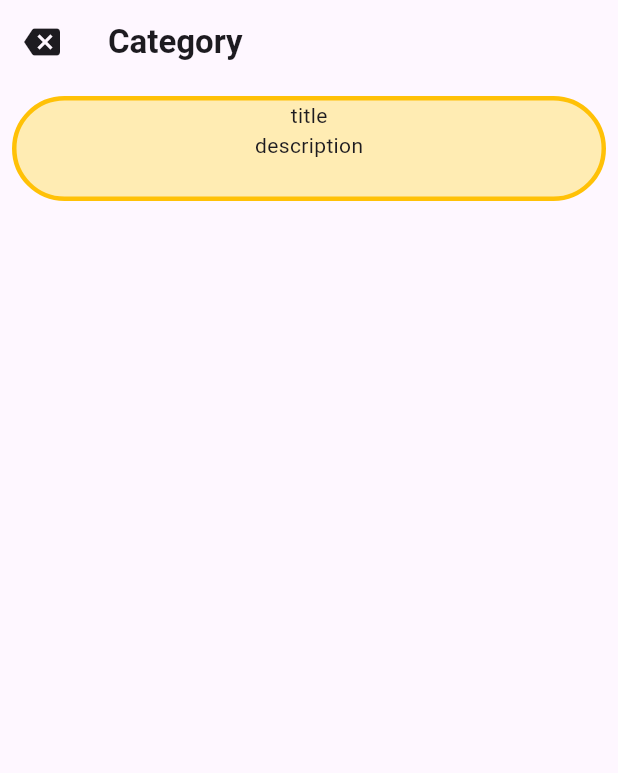
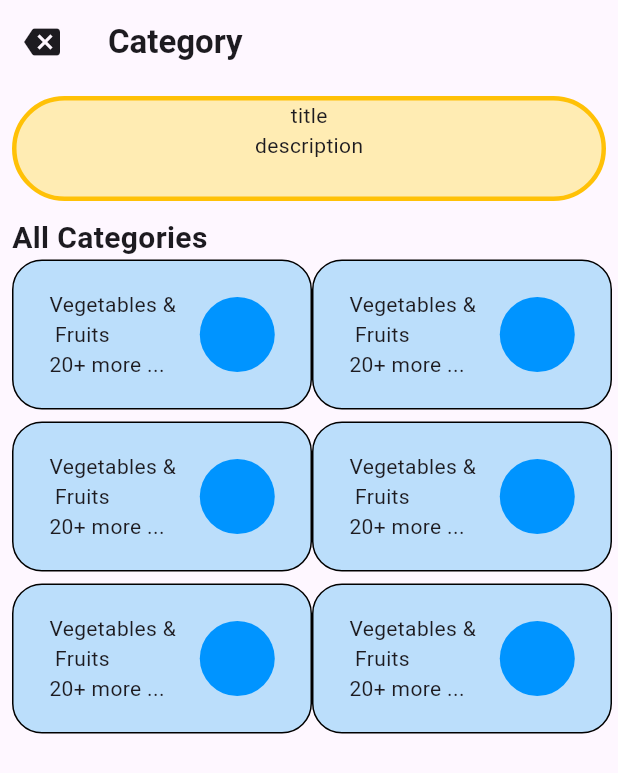
Before and after one commit to Ramesh-Kaushika/flutter_fund, a Flutter app: the screen it shows after launch, on a phone screen of 412 x 824 dp. Shown: the top 773 px of the screen. Run offline on Flutter 3.47's test engine with Material 3 defaults, Android fonts, the light colour scheme and no system bars.

Commit message:
done cat containor

```diff
--- a/lib/pages/category_page/category_page.dart
+++ b/lib/pages/category_page/category_page.dart
@@ -1,5 +1,6 @@
 import 'package:flutter/material.dart';
 import 'package:my_firstapp/pages/widgets/shared/notification_card.dart';
+import 'package:my_firstapp/widgets/cat_wid.dart';
 
 class CategoryPageWid extends StatelessWidget {
   const CategoryPageWid({super.key});
@@ -9,18 +10,80 @@ class CategoryPageWid extends StatelessWidget {
     return Scaffold(
       appBar: AppBar(
         leading: const Icon(Icons.backspace),
-        title: const Text("Category",
-        style: TextStyle(
-          fontWeight: FontWeight.bold
-        ),
+        title: const Text(
+          "Category",
+          style: TextStyle(fontWeight: FontWeight.bold),
         ),
       ),
       body: const SingleChildScrollView(
         child: Padding(
           padding: EdgeInsets.all(8.0),
           child: Column(
+            crossAxisAlignment: CrossAxisAlignment.start,
             children: [
               NotifiCard(),
+              SizedBox(
+                height: 10,
+              ),
+              Text(
+                "All Categories",
+                style: TextStyle(fontSize: 20, fontWeight: FontWeight.bold),
+              ),
+              Row(
+                mainAxisAlignment: MainAxisAlignment.spaceBetween,
+                children: [
+                  Column(
+                    children: [
+                      CatWid(
+                        title: 'Vegetables &\n Fruits',
+                        description: '20+ more ...',
+                        circleColor: Color(0xff0E00AC),
+                        mainCat: Color(0xff0094FF),
+                        miniCat: Colors.black,
+                      ),
+                      CatWid(
+                        title: 'Vegetables &\n Fruits',
+                        description: '20+ more ...',
+                        circleColor: Color(0xff0E00AC),
+                        mainCat: Color(0xff0094FF),
+                        miniCat: Colors.black,
+                      ),
+                      CatWid(
+                        title: 'Vegetables &\n Fruits',
+                        description: '20+ more ...',
+                        circleColor: Color(0xff0E00AC),
+                        mainCat: Color(0xff0094FF),
+                        miniCat: Colors.black,
+                      )
+                    ],
+                  ),
+                  Column(
+                    children: [
+                       CatWid(
+                        title: 'Vegetables &\n Fruits',
+                        description: '20+ more ...',
+                        circleColor: Color(0xff0E00AC),
+                        mainCat: Color(0xff0094FF),
+                        miniCat: Colors.black,
+                      ),
+                      CatWid(
+                        title: 'Vegetables &\n Fruits',
+                        description: '20+ more ...',
+                        circleColor: Color(0xff0E00AC),
+                        mainCat: Color(0xff0094FF),
+                        miniCat: Colors.black,
+                      ),
+                      CatWid(
+                        title: 'Vegetables &\n Fruits',
+                        description: '20+ more ...',
+                        circleColor: Color(0xff0E00AC),
+                        mainCat: Color(0xff0094FF),
+                        miniCat: Colors.black,
+                      )
+                    ],
+                  )
+                ],
+              )
             ],
           ),
         ),
--- /dev/null
+++ b/lib/widgets/cat_wid.dart
@@ -0,0 +1,47 @@
+import 'package:flutter/material.dart';
+
+class CatWid extends StatelessWidget {
+
+  final String title;
+  final String description;
+  final Color circleColor;
+  final Color mainCat;
+  final Color miniCat;
+
+  const CatWid({super.key, required this.title, required this.description, required this.circleColor, required this.mainCat, required this.miniCat});
+
+  @override
+  Widget build(BuildContext context) {
+    return Container(
+      width: 200,
+      height: 100,
+      margin: const EdgeInsets.only(bottom: 8),
+      decoration: BoxDecoration(
+          color: Colors.blue[100],
+          borderRadius: BorderRadius.circular(20),
+          border: Border.all(color: miniCat)),
+      child: Padding(
+        padding: const EdgeInsets.all(8.0),
+        child: Row(
+         mainAxisAlignment: MainAxisAlignment.spaceEvenly,
+          children: [
+             Column(
+              mainAxisAlignment: MainAxisAlignment.center,
+              crossAxisAlignment: CrossAxisAlignment.start,
+              children: [
+                Text(title),
+                Text(description),
+              ],
+            ),
+            Container(
+              width: 50,
+              height: 50,
+              decoration:  BoxDecoration(
+                  shape: BoxShape.circle, color: mainCat),
+            )
+          ],
+        ),
+      ),
+    );
+  }
+}
```
